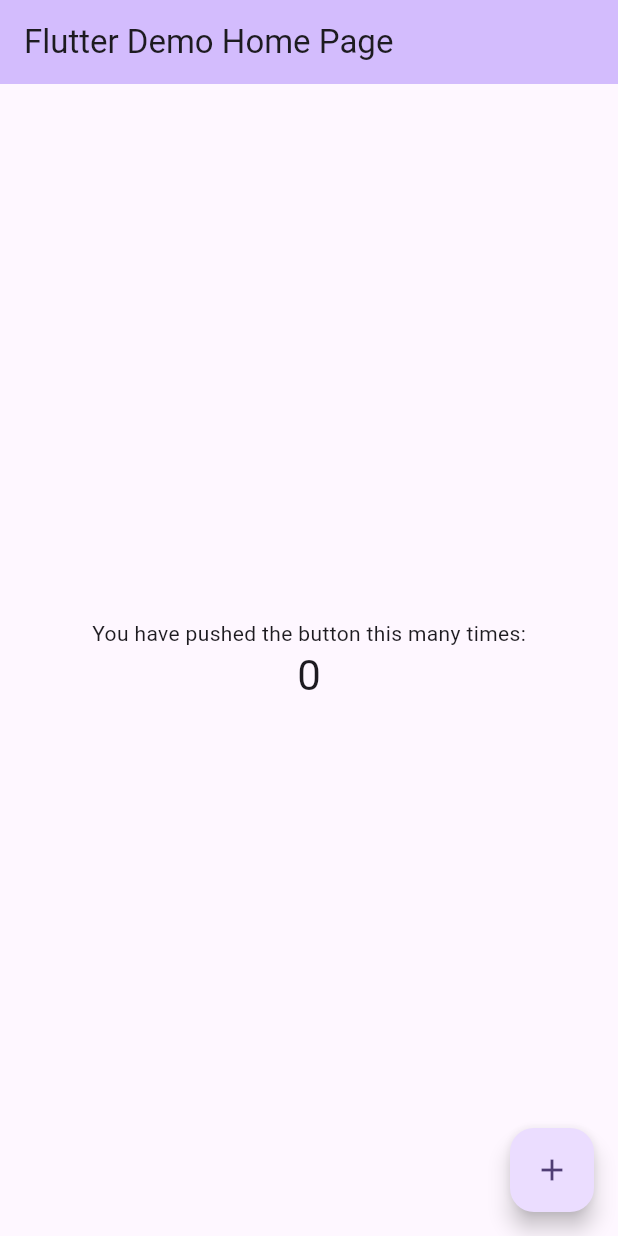
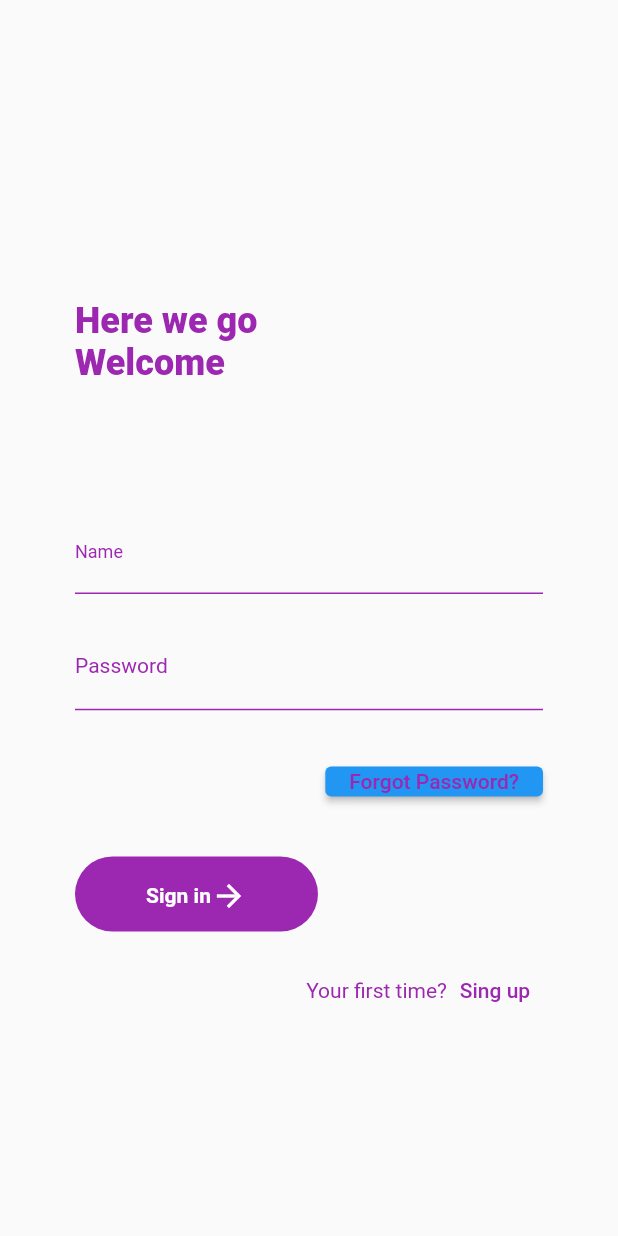
Before and after one commit to ponlakrit1/flutter_fake_shop, a Flutter app: the screen it shows after launch, on a phone screen of 412 x 824 dp. Run offline on Flutter 3.47's test engine with Material 3 defaults, Android fonts, the phone set to English and light mode, and no system bars; our stand-ins replace flutter_dotenv, get_it, go_router; Roboto replaces fonts that are missing (SukumvitSetSemiBold); statements that could not run were skipped.

Commit message:
feat: 🎸 Add routes and di

```diff
--- /dev/null
+++ b/lib/core/di/injector.dart
@@ -0,0 +1,10 @@
+import 'package:flutter_fake_shop/core/env/environment.dart';
+import 'package:flutter_fake_shop/core/routes/routes.dart';
+import 'package:get_it/get_it.dart';
+
+final GetIt injector = GetIt.instance;
+
+Future<void> initializeDependencies() async {
+  injector.registerLazySingleton<Environment>(() => Environment());
+  injector.registerLazySingleton(() => router);
+}
--- /dev/null
+++ b/lib/core/routes/routes.dart
@@ -0,0 +1,17 @@
+import 'package:flutter/material.dart';
+import 'package:flutter_fake_shop/features/auth/presentation/page/login_screen.dart';
+import 'package:go_router/go_router.dart';
+
+final GlobalKey<NavigatorState> _mainNavigatorKey = GlobalKey<NavigatorState>();
+
+final GoRouter router = GoRouter(
+  initialLocation: LoginScreen.routeName,
+  navigatorKey: _mainNavigatorKey,
+  routes: <RouteBase>[
+    GoRoute(
+      name: LoginScreen.routeName,
+      path: LoginScreen.routeName,
+      builder: (BuildContext context, GoRouterState state) => LoginScreen(),
+    ),
+  ],
+);
--- /dev/null
+++ b/lib/core/theme/app_theme.dart
@@ -0,0 +1,10 @@
+import 'package:flutter/material.dart';
+
+class AppTheme {
+  static ThemeData get defaultTheme {
+    return ThemeData(
+      useMaterial3: false,
+      fontFamily: 'NotoSansThai',
+    );
+  }
+}
--- /dev/null
+++ b/lib/features/auth/presentation/page/login_screen.dart
@@ -0,0 +1,252 @@
+import 'package:flutter/material.dart';
+
+class LoginScreen extends StatelessWidget {
+  static const String routeName = '/login';
+
+  final _formKey = GlobalKey<FormState>();
+  @override
+  Widget build(BuildContext context) {
+    return Scaffold(
+      body: _signinForm(context),
+    );
+  }
+
+  Widget _signinForm(BuildContext context) {
+    return Form(
+      key: _formKey,
+      child: Padding(
+        padding: const EdgeInsets.only(top: 0, left: 50, right: 50),
+        child: Column(
+          mainAxisAlignment: MainAxisAlignment.center,
+          children: <Widget>[
+            Row(children: <Widget>[
+              // VerticalText(),
+              _textLogin(context),
+            ]),
+            _usernameField(context),
+            _passwordField(context),
+            _forgotPassword(context),
+            _signinButton(context, _formKey),
+            _firstTime(context),
+          ],
+        ),
+      ),
+    );
+  }
+}
+
+Widget _usernameField(BuildContext context) {
+  return Container(
+    width: MediaQuery.of(context).size.width,
+    child: TextFormField(
+      style: TextStyle(
+        color: Colors.purple,
+      ),
+      decoration: InputDecoration(
+        enabledBorder: UnderlineInputBorder(
+          borderSide: BorderSide(color: Colors.purple),
+        ),
+        focusedBorder: UnderlineInputBorder(
+          borderSide: BorderSide(color: Colors.purple),
+        ),
+        border: UnderlineInputBorder(
+          borderSide: BorderSide(color: Colors.purple),
+        ),
+        // border: InputBorder.,
+        fillColor: Colors.lightBlueAccent,
+        labelText: 'Name',
+        labelStyle: TextStyle(
+          fontFamily: 'SukumvitSetSemiBold',
+          fontSize: 12,
+          color: Colors.purple,
+        ),
+      ),
+      validator: (value) => 'Username is too short',
+      onChanged: (value) => {},
+    ),
+  );
+}
+
+Widget _passwordField(BuildContext context) {
+  return Padding(
+    padding: const EdgeInsets.only(
+      top: 20,
+    ),
+    child: Container(
+      height: 80,
+      width: MediaQuery.of(context).size.width,
+      child: TextFormField(
+        style: TextStyle(
+          color: Colors.purple,
+        ),
+        obscureText: true,
+        decoration: InputDecoration(
+          enabledBorder: UnderlineInputBorder(
+            borderSide: BorderSide(color: Colors.purple),
+          ),
+          focusedBorder: UnderlineInputBorder(
+            borderSide: BorderSide(color: Colors.purple),
+          ),
+          border: UnderlineInputBorder(
+            borderSide: BorderSide(color: Colors.purple),
+          ),
+          // border: InputBorder.none,
+          labelText: 'Password',
+          labelStyle: TextStyle(
+            fontFamily: 'SukumvitSetSemiBold',
+            fontSize: 14,
+            color: Colors.purple,
+          ),
+        ),
+        validator: (value) => 'Password is too short',
+        onChanged: (value) => {},
+      ),
+    ),
+  );
+}
+
+Widget _signinButton(BuildContext context, _formKey) {
+  return Padding(
+    padding: const EdgeInsets.only(
+      top: 40,
+      right: 150,
+    ),
+    child: Container(
+      alignment: Alignment.bottomRight,
+      height: 50,
+      width: MediaQuery.of(context).size.width,
+      decoration: BoxDecoration(
+        color: Colors.purple,
+        borderRadius: BorderRadius.circular(30),
+      ),
+      child: TextButton(
+        onPressed: () {
+          if (_formKey.currentState.validate()) {
+            // context.read<SigninBloc>().add(SigninSubmitted());
+          }
+          // Navigator.push(
+          //     context,
+          //     MaterialPageRoute(
+          //         builder: (context) => IntroductionPage())
+          //         );
+        },
+        child: Row(
+          mainAxisAlignment: MainAxisAlignment.center,
+          children: <Widget>[
+            Text(
+              'Sign in',
+              style: TextStyle(
+                color: Colors.white,
+                fontFamily: 'SukumvitSetSemiBold',
+                fontSize: 14,
+                fontWeight: FontWeight.w700,
+              ),
+            ),
+            Icon(
+              Icons.arrow_forward,
+              color: Colors.white,
+            ),
+          ],
+        ),
+      ),
+    ),
+  );
+}
+
+Widget _firstTime(BuildContext context) {
+  return Container(
+    width: MediaQuery.of(context).size.width * 1,
+    child: Padding(
+      padding: const EdgeInsets.only(top: 15),
+      //color: Colors.red,
+
+      child: Row(
+        mainAxisAlignment: MainAxisAlignment.end,
+        crossAxisAlignment: CrossAxisAlignment.center,
+        mainAxisSize: MainAxisSize.max,
+        children: <Widget>[
+          Text(
+            'Your first time?',
+            style: TextStyle(
+              fontFamily: 'SukumvitSetSemiBold',
+              fontSize: 14,
+              color: Colors.purple,
+            ),
+          ),
+          TextButton(
+            onPressed: () => {},
+            child: Text(
+              'Sing up',
+              style: TextStyle(
+                fontFamily: 'SukumvitSetSemiBold',
+                fontSize: 14,
+                color: Colors.purple,
+              ),
+            ),
+          ),
+        ],
+      ),
+    ),
+  );
+}
+
+Widget _forgotPassword(BuildContext context) {
+  return Padding(
+    padding: const EdgeInsets.only(
+      top: 15,
+      left: 150,
+    ),
+    child: Container(
+      alignment: Alignment.topRight,
+      height: 20,
+      child: ElevatedButton(
+        onPressed: () {},
+        child: Text(
+          'Forgot Password?',
+          style: TextStyle(
+            fontFamily: 'SukumvitSetSemiBold',
+            fontSize: 14,
+            color: Colors.purple,
+          ),
+          textAlign: TextAlign.right,
+        ),
+      ),
+    ),
+  );
+}
+
+Widget _textLogin(BuildContext context) {
+  return Padding(
+    padding: const EdgeInsets.only(
+      top: 0,
+    ),
+    child: Container(
+      //color: Colors.green,
+      height: 200,
+      width: 200,
+      child: Column(
+        children: <Widget>[
+          Container(
+            height: 60,
+          ),
+          Center(
+            child: Text(
+              'Here we go Welcome',
+              style: TextStyle(
+                fontFamily: 'SukumvitSetSemiBold',
+                fontSize: 24,
+                color: Colors.purple,
+                fontWeight: FontWeight.w900,
+              ),
+            ),
+          ),
+        ],
+      ),
+    ),
+  );
+}
+
+void _showSnackBar(BuildContext context, String message) {
+  final snackBar = SnackBar(content: Text(message));
+  ScaffoldMessenger.of(context).showSnackBar(snackBar);
+}
--- a/lib/main.dart
+++ b/lib/main.dart
@@ -1,6 +1,16 @@
 import 'package:flutter/material.dart';
+import 'package:flutter_dotenv/flutter_dotenv.dart';
+import 'package:flutter_fake_shop/core/di/injector.dart';
+import 'package:flutter_fake_shop/core/env/environment.dart';
+import 'package:flutter_fake_shop/core/theme/app_theme.dart';
+import 'package:go_router/go_router.dart';
 
-void main() {
+Future<void> main() async {
+  WidgetsFlutterBinding.ensureInitialized();
+  await initializeDependencies();
+
+  await dotenv.load(fileName: injector<Environment>().fileName);
+
   runApp(const MyApp());
 }
 
@@ -10,116 +20,9 @@ class MyApp extends StatelessWidget {
   // This widget is the root of your application.
   @override
   Widget build(BuildContext context) {
-    return MaterialApp(
-      title: 'Flutter Demo',
-      theme: ThemeData(
-        // This is the theme of your application.
-        //
-        // TRY THIS: Try running your application with "flutter run". You'll see
-        // the application has a purple toolbar. Then, without quitting the app,
-        // try changing the seedColor in the colorScheme below to Colors.green
-        // and then invoke "hot reload" (save your changes or press the "hot
-        // reload" button in a Flutter-supported IDE, or press "r" if you used
-        // the command line to start the app).
-        //
-        // Notice that the counter didn't reset back to zero; the application
-        // state is not lost during the reload. To reset the state, use hot
-        // restart instead.
-        //
-        // This works for code too, not just values: Most code changes can be
-        // tested with just a hot reload.
-        colorScheme: ColorScheme.fromSeed(seedColor: Colors.deepPurple),
-        useMaterial3: true,
-      ),
-      home: const MyHomePage(title: 'Flutter Demo Home Page'),
+    return MaterialApp.router(
+      theme: AppTheme.defaultTheme,
+      routerConfig: injector<GoRouter>(),
     );
   }
 }
-
-class MyHomePage extends StatefulWidget {
-  const MyHomePage({super.key, required this.title});
-
-  // This widget is the home page of your application. It is stateful, meaning
-  // that it has a State object (defined below) that contains fields that affect
-  // how it looks.
-
-  // This class is the configuration for the state. It holds the values (in this
-  // case the title) provided by the parent (in this case the App widget) and
-  // used by the build method of the State. Fields in a Widget subclass are
-  // always marked "final".
-
-  final String title;
-
-  @override
-  State<MyHomePage> createState() => _MyHomePageState();
-}
-
-class _MyHomePageState extends State<MyHomePage> {
-  int _counter = 0;
-
-  void _incrementCounter() {
-    setState(() {
-      // This call to setState tells the Flutter framework that something has
-      // changed in this State, which causes it to rerun the build method below
-      // so that the display can reflect the updated values. If we changed
-      // _counter without calling setState(), then the build method would not be
-      // called again, and so nothing would appear to happen.
-      _counter++;
-    });
-  }
-
-  @override
-  Widget build(BuildContext context) {
-    // This method is rerun every time setState is called, for instance as done
-    // by the _incrementCounter method above.
-    //
-    // The Flutter framework has been optimized to make rerunning build methods
-    // fast, so that you can just rebuild anything that needs updating rather
-    // than having to individually change instances of widgets.
-    return Scaffold(
-      appBar: AppBar(
-        // TRY THIS: Try changing the color here to a specific color (to
-        // Colors.amber, perhaps?) and trigger a hot reload to see the AppBar
-        // change color while the other colors stay the same.
-        backgroundColor: Theme.of(context).colorScheme.inversePrimary,
-        // Here we take the value from the MyHomePage object that was created by
-        // the App.build method, and use it to set our appbar title.
-        title: Text(widget.title),
-      ),
-      body: Center(
-        // Center is a layout widget. It takes a single child and positions it
-        // in the middle of the parent.
-        child: Column(
-          // Column is also a layout widget. It takes a list of children and
-          // arranges them vertically. By default, it sizes itself to fit its
-          // children horizontally, and tries to be as tall as its parent.
-          //
-          // Column has various properties to control how it sizes itself and
-          // how it positions its children. Here we use mainAxisAlignment to
-          // center the children vertically; the main axis here is the vertical
-          // axis because Columns are vertical (the cross axis would be
-          // horizontal).
-          //
-          // TRY THIS: Invoke "debug painting" (choose the "Toggle Debug Paint"
-          // action in the IDE, or press "p" in the console), to see the
-          // wireframe for each widget.
-          mainAxisAlignment: MainAxisAlignment.center,
-          children: <Widget>[
-            const Text(
-              'You have pushed the button this many times:',
-            ),
-            Text(
-              '$_counter',
-              style: Theme.of(context).textTheme.headlineMedium,
-            ),
-          ],
-        ),
-      ),
-      floatingActionButton: FloatingActionButton(
-        onPressed: _incrementCounter,
-        tooltip: 'Increment',
-        child: const Icon(Icons.add),
-      ), // This trailing comma makes auto-formatting nicer for build methods.
-    );
-  }
-}
```
Also changed, not shown: lib/core/theme/app_color.dart (added, +94 -0 lines), pubspec.yaml (+16 -0 lines), assets/fonts/NotoSansThai-Black.ttf (added), assets/fonts/NotoSansThai-Bold.ttf (added), assets/fonts/NotoSansThai-ExtraBold.ttf (added), assets/fonts/NotoSansThai-ExtraLight.ttf (added), assets/fonts/NotoSansThai-Light.ttf (added), assets/fonts/NotoSansThai-Medium.ttf (added), assets/fonts/NotoSansThai-Regular.ttf (added), assets/fonts/NotoSansThai-SemiBold.ttf (added), assets/fonts/NotoSansThai-Thin.ttf (added), 3 other files.
